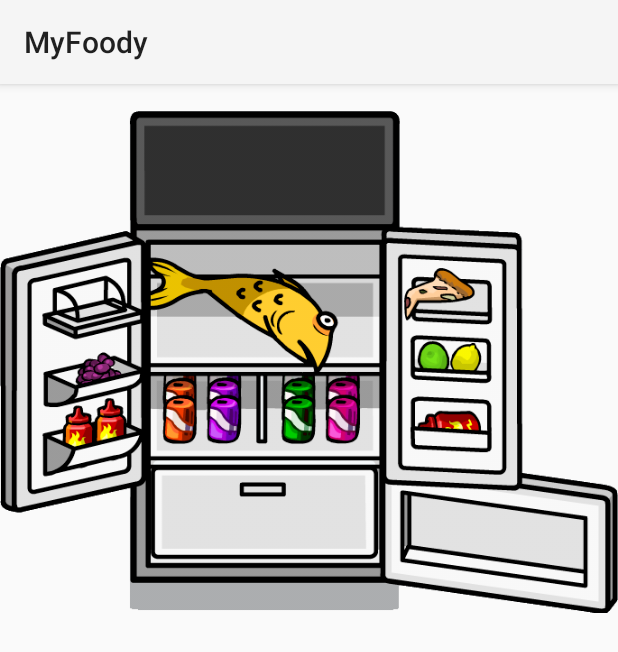
After one commit to MarcoMV/MFoody, an Android app: the fragment HomeFragment shown on its own in the app's theme, on a phone screen of 412 x 824 dp. The commit adds this screen. Shown: the top 652 px of the screen. Run offline under Robolectric (Android 15) with nearby library versions, the phone set to English and light mode, and no system bars.

Commit message:
Agregue algunas funciones aun no funcionales

```diff
--- a/app/build.gradle
+++ b/app/build.gradle
@@ -6,7 +6,7 @@ android {
 
     defaultConfig {
         applicationId "com.myfoody.contador.myfoody"
-        minSdkVersion 10
+        minSdkVersion 11
         targetSdkVersion 21
         versionCode 1
         versionName "1.0"
--- a/app/src/main/AndroidManifest.xml
+++ b/app/src/main/AndroidManifest.xml
@@ -1,6 +1,7 @@
 <?xml version="1.0" encoding="utf-8"?>
 <manifest xmlns:android="http://schemas.android.com/apk/res/android"
     package="com.myfoody.contador.myfoody" >
+
 
     <application
         android:allowBackup="true"
--- /dev/null
+++ b/app/src/main/java/com/myfoody/contador/myfoody/HomeFragment.java
@@ -0,0 +1,21 @@
+package com.myfoody.contador.myfoody;
+
+import android.app.Fragment;
+import android.os.Bundle;
+import android.view.LayoutInflater;
+import android.view.View;
+import android.view.ViewGroup;
+
+/**
+ * Created by CONTADOR on 26/11/2014.
+ */
+public class HomeFragment extends Fragment {
+    public HomeFragment(){}
+        @Override
+                public View onCreateView(LayoutInflater inflater, ViewGroup container, Bundle savedInstanceState){
+            View rootView=inflater.inflate(R.layout.home,container,false);
+
+            return rootView;
+
+    }
+}
--- a/app/src/main/res/layout/header.xml
+++ b/app/src/main/res/layout/header.xml
@@ -3,12 +3,13 @@
 <FrameLayout xmlns:android="http://schemas.android.com/apk/res/android"
     android:orientation="vertical"
     android:layout_width="match_parent"
-    android:layout_height="match_parent">
+    android:layout_height="match_parent"
+    android:background="@color/white">
     <ImageView
         android:id="@+id/backgrd"
         android:layout_width="fill_parent"
         android:layout_height="150dp"
-        android:src="@drawable/chef"
+        android:src="@drawable/tableta"
         android:scaleType="centerCrop"/>
 
 </FrameLayout>
--- /dev/null
+++ b/app/src/main/res/layout/home.xml
@@ -0,0 +1,11 @@
+<?xml version="1.0" encoding="utf-8"?>
+
+<LinearLayout xmlns:android="http://schemas.android.com/apk/res/android"
+    android:orientation="vertical" android:layout_width="match_parent"
+    android:layout_height="match_parent"
+    >
+<ImageView
+    android:layout_width="wrap_content"
+    android:layout_height="wrap_content"
+    android:src="@drawable/refri"/>
+</LinearLayout>
--- a/app/src/main/res/layout/itm.xml
+++ b/app/src/main/res/layout/itm.xml
@@ -20,7 +20,7 @@
         android:layout_width="wrap_content"
         android:layout_height="match_parent"
         android:layout_toRightOf="@+id/icon"
-        android:textColor="@color/itm"
+        android:textColor="@color/white"
         android:gravity="center_vertical"
         android:paddingRight="40dp"
         android:paddingTop="15dp"
--- a/app/src/main/res/values/strings.xml
+++ b/app/src/main/res/values/strings.xml
@@ -4,6 +4,9 @@
     <string name="app_name">MyFoody</string>
     <string name="hello_world">Hello world!</string>
     <string name="action_settings">Settings</string>
+    <string name="empezar">Empezar</string>
+    <string name="abrir">Abrir</string>
+    <string name="cerrar">Cerrar</string>
     <string-array name="nav_options">
         <item>Perfil</item>
         <item>Recetas</item>
```
Also changed, not shown: app/src/main/java/com/myfoody/contador/myfoody/MyActivity.java (+60 -2 lines), app/src/main/java/com/myfoody/contador/myfoody/ProfileFragment.java (added, +20 -0 lines), app/src/main/res/layout/activity_my.xml (+5 -3 lines), app/src/main/res/layout/main.xml (+29 -3 lines), app/src/main/res/layout/profile.xml (added, +12 -0 lines), app/src/main/res/values/colors.xml (+9 -3 lines), app/src/main/res/drawable-hdpi/chef.png, app/src/main/res/drawable-hdpi/chef3.png (added), app/src/main/res/drawable-hdpi/recetario.png (added), app/src/main/res/drawable-hdpi/tableta.png (added), app/src/main/res/drawable-mdpi/ic_drawer.png (added), 1 other file.
